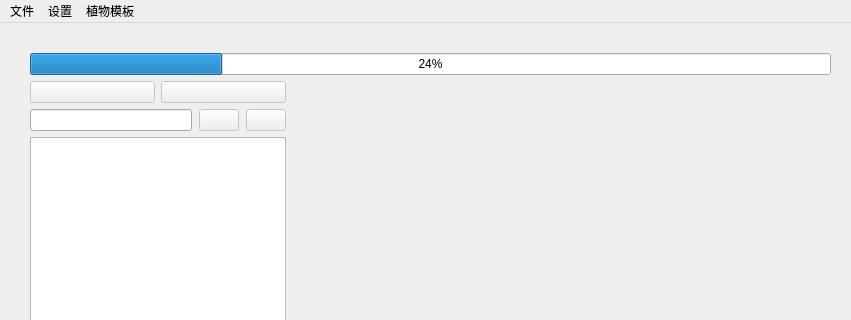
The window that Tag_Manager/qt/DBManager/DBManager/mainwindow.ui (echo-xiao9/UE-Foliage) describes before a commit, drawn with Qt 5; both pictures show x 0 to 851 and y 0 to 320 of the 851 by 701 pixel window.
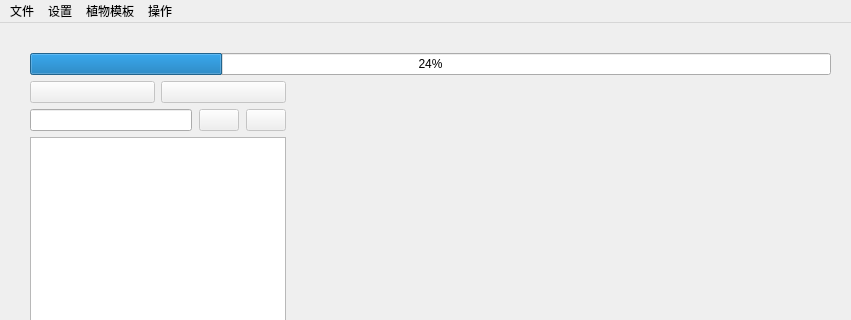
The same window after the commit. Icons and pictures are not drawn.

Commit message: 1、增加了在编辑界面的Enter键支持，在编辑tag时，按下回车键可以保存当前编辑的Tag并且进入下一个Tag，如果当前植物是最后 一个Tag那么就进入下一个植物的第一个Tag。 2、增加了批量导入图片的功能，并且在UE的插件中增加了按照文件夹结构导出缩略图的支持，在UE中导出后缩略图会自动按照和资 源相同的目录结构存储，在Tag Manager中选择最外层文件夹即可将这些缩略图按照名称匹配全部导入数据库中。

```diff
--- a/Tag_Manager/qt/DBManager/DBManager/mainwindow.ui
+++ b/Tag_Manager/qt/DBManager/DBManager/mainwindow.ui
@@ -447,9 +447,16 @@
     <addaction name="checkPlantFormwork"/>
     <addaction name="resetPlantFormwork_2"/>
    </widget>
+   <widget class="QMenu" name="menu_4">
+    <property name="title">
+     <string>操作</string>
+    </property>
+    <addaction name="importPic"/>
+   </widget>
    <addaction name="menu"/>
    <addaction name="menu_2"/>
    <addaction name="menu_3"/>
+   <addaction name="menu_4"/>
   </widget>
   <widget class="QStatusBar" name="statusbar"/>
   <action name="newFile">
```
Left out of the diff: 9 changed lines with no effect on the pictures. The commit also changes 5 other files.
